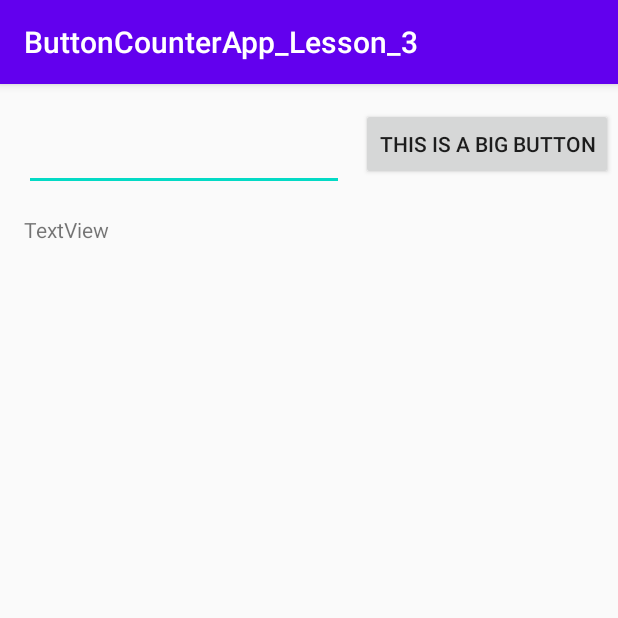
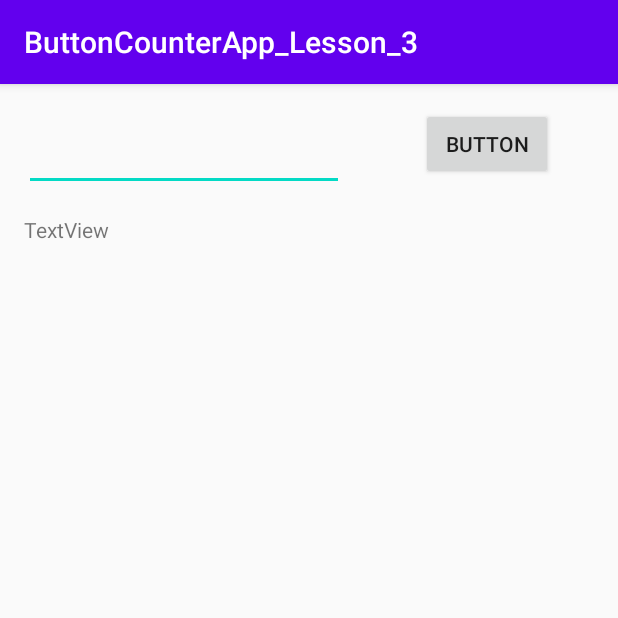
Before and after one commit to dai18088/ButtonCounterApp_Lesson_3, an Android app: the screen it shows after launch (MainActivity), on a phone screen of 412 x 824 dp, the top half of it. Run offline under Robolectric (Android 15) with nearby library versions, the phone set to English and light mode, and no system bars.

Commit message:
code improvements

```diff
--- a/app/src/main/java/gr/uom/buttoncounterapp_lesson_3/MainActivity.java
+++ b/app/src/main/java/gr/uom/buttoncounterapp_lesson_3/MainActivity.java
@@ -13,10 +13,13 @@ public class MainActivity extends AppCompatActivity {
 
 
     private static final String LOG_TAG="Teo";
+    public static final String TEXT_CONTENTS = "MainActivity_textView";
+    private static int numTimesClicked=0;
+
+
     private Button button;
     private TextView textView;
 
-    private int numTimesClicked=0;
 
 
 
@@ -85,14 +88,20 @@ public class MainActivity extends AppCompatActivity {
 
     @Override
     protected void onSaveInstanceState(@NonNull Bundle outState) {
+        Log.d("TAG","OnSaveInstanceState");
+        outState.putString(TEXT_CONTENTS, textView.getText().toString());
         super.onSaveInstanceState(outState);
-        Log.d("TAG","OnSaveInstanceState");
+
     }
 
     @Override
     protected void onRestoreInstanceState(@NonNull Bundle savedInstanceState) {
         super.onRestoreInstanceState(savedInstanceState);
         Log.d("TAG","OnRestoreInstanceState");
+
+        String savedText=savedInstanceState.getString(TEXT_CONTENTS);
+        textView.setText(savedText);
+
     }
 
 
--- a/app/src/main/res/layout/activity_main.xml
+++ b/app/src/main/res/layout/activity_main.xml
@@ -27,7 +27,7 @@
         android:layout_marginStart="24dp"
         android:layout_marginTop="16dp"
         android:layout_marginEnd="16dp"
-        android:text="This is a Big Button"
+        android:text="Button"
         app:layout_constraintEnd_toEndOf="parent"
         app:layout_constraintStart_toEndOf="@+id/editText"
         app:layout_constraintTop_toTopOf="parent" />
```
